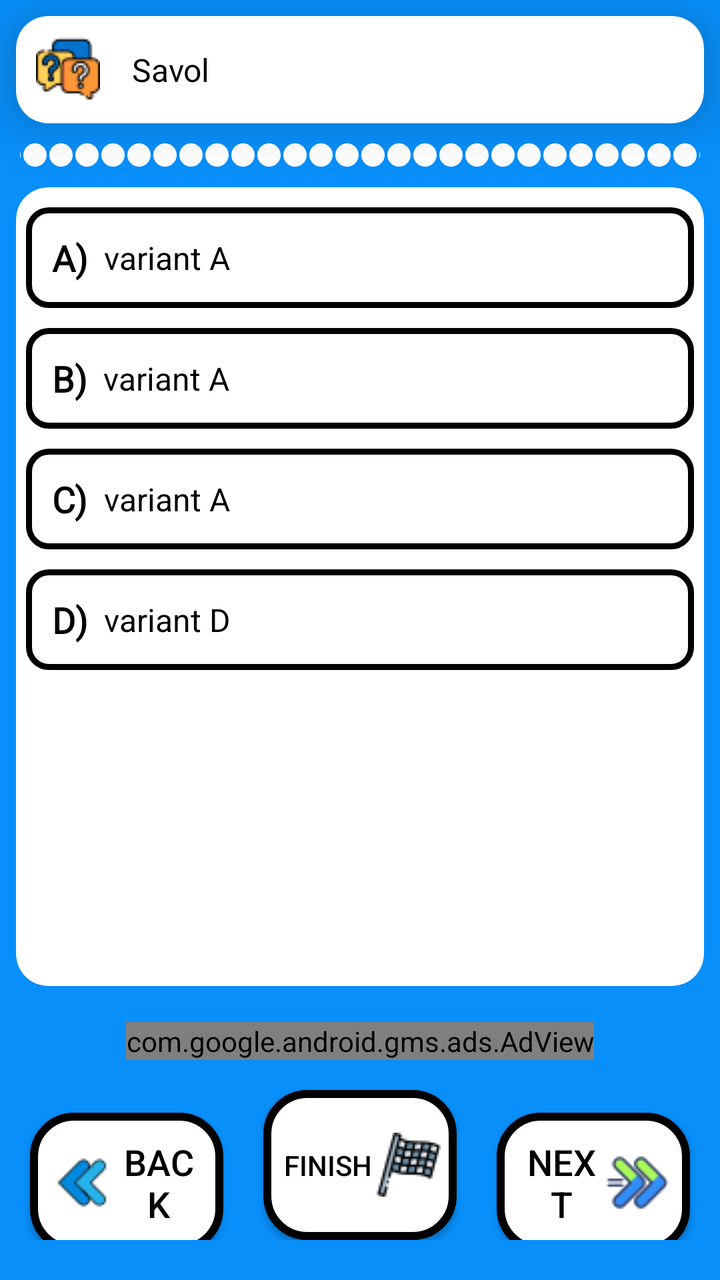
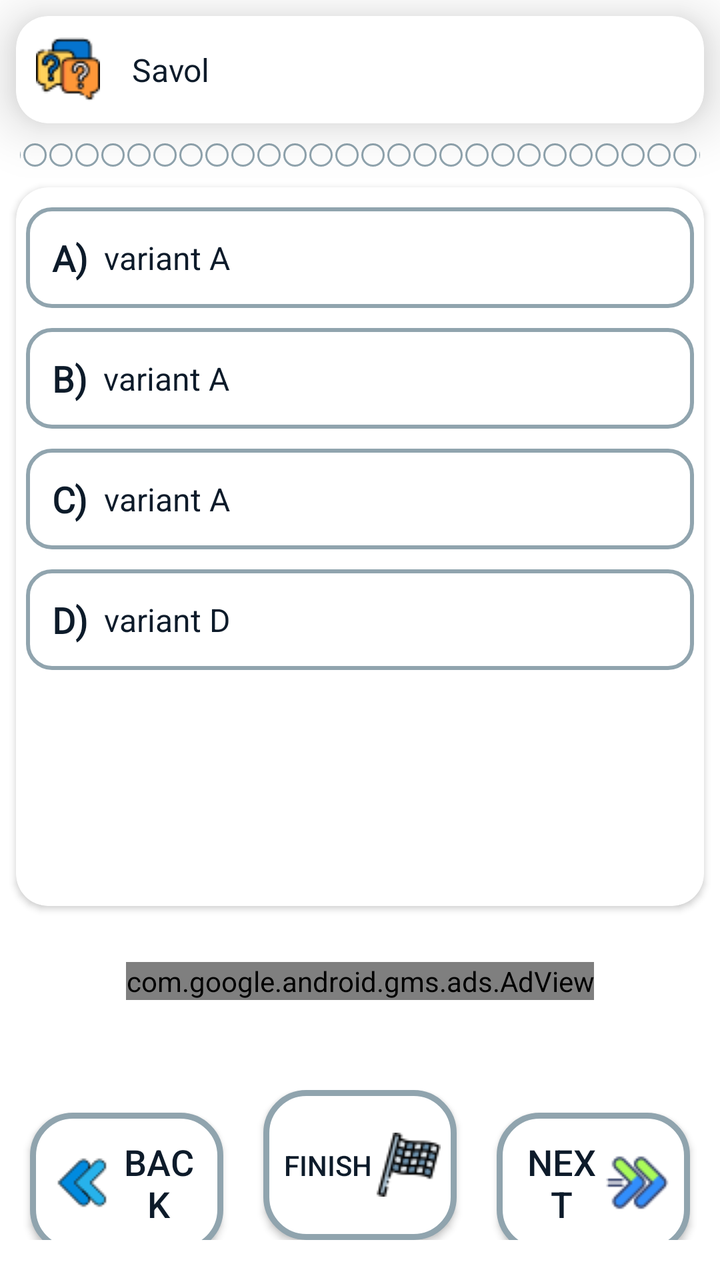

An Android layout rendered at two revisions. The XML below is the earlier revision; the diff shows what the commit changed to produce the second picture.
<!-- AndroidManifest.xml: application theme Theme.KimyoTest -->
<!-- res/layout/fragment_test.xml -->
<?xml version="1.0" encoding="utf-8"?>
<androidx.appcompat.widget.LinearLayoutCompat xmlns:android="http://schemas.android.com/apk/res/android"
    xmlns:app="http://schemas.android.com/apk/res-auto"
    xmlns:tools="http://schemas.android.com/tools"
    android:layout_width="match_parent"
    android:layout_height="match_parent"
    android:background="@color/blue"
    android:orientation="vertical">

    <androidx.cardview.widget.CardView
        android:id="@+id/questionList"
        android:layout_width="match_parent"
        android:layout_height="wrap_content"
        android:layout_margin="8dp"
        app:cardBackgroundColor="@color/white"
        app:cardCornerRadius="16dp"
        app:cardElevation="16dp">

        <androidx.appcompat.widget.LinearLayoutCompat
            android:layout_width="wrap_content"
            android:layout_height="wrap_content"
            android:orientation="horizontal">

            <androidx.appcompat.widget.AppCompatImageView
                android:layout_width="wrap_content"
                android:layout_height="wrap_content"
                app:srcCompat="@drawable/image_question_32px"
                android:layout_marginStart="10dp"
                android:layout_gravity="center_vertical"/>

            <androidx.appcompat.widget.AppCompatTextView
                android:id="@+id/question"
                android:layout_width="match_parent"
                android:layout_height="wrap_content"
                android:padding="16dp"
                android:text="Savol"
                android:textColor="@color/black"
                android:textSize="16sp" />
        </androidx.appcompat.widget.LinearLayoutCompat>
    </androidx.cardview.widget.CardView>

    <androidx.appcompat.widget.LinearLayoutCompat
        android:id="@+id/testCountLayout"
        android:layout_width="match_parent"
        android:layout_height="16dp"
        android:layout_marginStart="10dp"
        android:layout_marginEnd="10dp"
        android:gravity="center"
        android:orientation="horizontal">
        <androidx.appcompat.widget.AppCompatTextView
            style="@style/TestCountStyle"/>
        <androidx.appcompat.widget.AppCompatTextView
            style="@style/TestCountStyle"/>
        <androidx.appcompat.widget.AppCompatTextView
            style="@style/TestCountStyle"/>
        <androidx.appcompat.widget.AppCompatTextView
            style="@style/TestCountStyle"/>
        <androidx.appcompat.widget.AppCompatTextView
            style="@style/TestCountStyle"/>
        <androidx.appcompat.widget.AppCompatTextView
            style="@style/TestCountStyle"/>
        <androidx.appcompat.widget.AppCompatTextView
            style="@style/TestCountStyle"/>
        <androidx.appcompat.widget.AppCompatTextView
            style="@style/TestCountStyle"/>
        <androidx.appcompat.widget.AppCompatTextView
            style="@style/TestCountStyle"/>
        <androidx.appcompat.widget.AppCompatTextView
            style="@style/TestCountStyle"/>
        <androidx.appcompat.widget.AppCompatTextView
            style="@style/TestCountStyle"/>
        <androidx.appcompat.widget.AppCompatTextView
            style="@style/TestCountStyle"/>
        <androidx.appcompat.widget.AppCompatTextView
            style="@style/TestCountStyle"/>
        <androidx.appcompat.widget.AppCompatTextView
            style="@style/TestCountStyle"/>
        <androidx.appcompat.widget.AppCompatTextView
            style="@style/TestCountStyle"/>
        <androidx.appcompat.widget.AppCompatTextView
            style="@style/TestCountStyle"/>
        <androidx.appcompat.widget.AppCompatTextView
            style="@style/TestCountStyle"/>
        <androidx.appcompat.widget.AppCompatTextView
            style="@style/TestCountStyle"/>
        <androidx.appcompat.widget.AppCompatTextView
            style="@style/TestCountStyle"/>
        <androidx.appcompat.widget.AppCompatTextView
            style="@style/TestCountStyle"/>
        <androidx.appcompat.widget.AppCompatTextView
            style="@style/TestCountStyle"/>
        <androidx.appcompat.widget.AppCompatTextView
            style="@style/TestCountStyle"/>
        <androidx.appcompat.widget.AppCompatTextView
            style="@style/TestCountStyle"/>
        <androidx.appcompat.widget.AppCompatTextView
            style="@style/TestCountStyle"/>
        <androidx.appcompat.widget.AppCompatTextView
            style="@style/TestCountStyle"/>
        <androidx.appcompat.widget.AppCompatTextView
            style="@style/TestCountStyle"/>
        <androidx.appcompat.widget.AppCompatTextView
            style="@style/TestCountStyle"/>
        <androidx.appcompat.widget.AppCompatTextView
            style="@style/TestCountStyle"/>
        <androidx.appcompat.widget.AppCompatTextView
            style="@style/TestCountStyle"/>
        <androidx.appcompat.widget.AppCompatTextView
            style="@style/TestCountStyle"/>
    </androidx.appcompat.widget.LinearLayoutCompat>

    <androidx.cardview.widget.CardView
        android:id="@+id/answerLayout"
        android:layout_width="match_parent"
        android:layout_height="0dp"
        android:layout_margin="8dp"
        android:layout_weight="4"
        app:cardBackgroundColor="@color/white"
        app:cardCornerRadius="16dp"
        android:layout_marginBottom="10dp">

        <androidx.appcompat.widget.LinearLayoutCompat
            android:id="@+id/group"
            android:layout_width="match_parent"
            android:layout_height="wrap_content"
            android:orientation="vertical">

            <Space
                android:layout_width="match_parent"
                android:layout_height="10dp" />

            <androidx.appcompat.widget.LinearLayoutCompat
                style="@style/VariantStyle"
                android:padding="5dp"
                android:layout_marginStart="5dp"
                android:layout_marginEnd="5dp">

                <androidx.appcompat.widget.AppCompatTextView
                    android:layout_width="wrap_content"
                    android:layout_height="wrap_content"
                    android:layout_margin="8dp"
                    android:text="@string/text_A"
                    android:textStyle="bold"
                    android:layout_gravity="center_vertical"
                    android:textSize="18sp"
                    android:textColor="@color/black"
                    android:fontFamily="@font/pre_hear_regular"
                    android:layout_marginStart="5dp" />

                <androidx.appcompat.widget.AppCompatTextView
                    android:id="@+id/variantA"
                    android:layout_width="match_parent"
                    android:layout_height="wrap_content"
                    android:layout_marginEnd="8dp"
                    android:text="variant A"
                    android:textColor="@color/black"
                    android:textSize="16sp" />
            </androidx.appcompat.widget.LinearLayoutCompat>

            <Space
                android:layout_width="match_parent"
                android:layout_height="10dp" />

            <androidx.appcompat.widget.LinearLayoutCompat
                style="@style/VariantStyle"
                android:padding="5dp"
                android:layout_marginStart="5dp"
                android:layout_marginEnd="5dp">

                <androidx.appcompat.widget.AppCompatTextView
                    android:layout_width="wrap_content"
                    android:layout_height="wrap_content"
                    android:layout_margin="8dp"
                    android:text="@string/text_B"
                    android:textStyle="bold"
                    android:layout_gravity="center_vertical"
                    android:textSize="18sp"
                    android:textColor="@color/black"
                    android:fontFamily="@font/pre_hear_regular"
                    android:layout_marginStart="5dp"/>

                <androidx.appcompat.widget.AppCompatTextView
                    android:id="@+id/variantB"
                    android:layout_width="match_parent"
                    android:layout_height="wrap_content"
                    android:layout_marginEnd="8dp"
                    android:text="variant A"
                    android:textColor="@color/black"
                    android:textSize="16sp" />
            </androidx.appcompat.widget.LinearLayoutCompat>

            <Space
                android:layout_width="match_parent"
                android:layout_height="10dp" />

            <androidx.appcompat.widget.LinearLayoutCompat
                style="@style/VariantStyle"
                android:padding="5dp"
                android:layout_marginStart="5dp"
                android:layout_marginEnd="5dp">

                <androidx.appcompat.widget.AppCompatTextView
                    android:layout_width="wrap_content"
                    android:layout_height="wrap_content"
                    android:layout_margin="8dp"
                    android:text="@string/text_C"
                    android:layout_gravity="center_vertical"
                    android:textSize="18sp"
                    android:textStyle="bold"
                    android:textColor="@color/black"
                    android:fontFamily="@font/pre_hear_regular"
                    android:layout_marginStart="5dp" />

                <androidx.appcompat.widget.AppCompatTextView
                    android:id="@+id/variantC"
                    android:layout_width="match_parent"
                    android:layout_height="wrap_content"
                    android:layout_marginEnd="8dp"
                    android:text="variant A"
                    android:textColor="@color/black"
                    android:textSize="16sp" />
            </androidx.appcompat.widget.LinearLayoutCompat>

            <Space
                android:layout_width="match_parent"
                android:layout_height="10dp" />

            <androidx.appcompat.widget.LinearLayoutCompat
                style="@style/VariantStyle"
                android:padding="5dp"
                android:layout_marginStart="5dp"
                android:layout_marginEnd="5dp">

                <androidx.appcompat.widget.AppCompatTextView
                    android:layout_width="wrap_content"
                    android:layout_height="wrap_content"
                    android:layout_margin="8dp"
                    android:text="@string/text_D"
                    android:textStyle="bold"
                    android:layout_gravity="center_vertical"
                    android:textSize="18sp"
                    android:textColor="@color/black"
                    android:fontFamily="@font/pre_hear_regular"
                    android:layout_marginStart="5dp" />

                <androidx.appcompat.widget.AppCompatTextView
                    android:id="@+id/variantD"
                    android:layout_width="match_parent"
                    android:layout_height="wrap_content"
                    android:layout_marginEnd="8dp"
                    android:text="variant D"
                    android:textColor="@color/black"
                    android:textSize="16sp" />
            </androidx.appcompat.widget.LinearLayoutCompat>

            <Space
                android:layout_width="match_parent"
                android:layout_height="10dp" />
        </androidx.appcompat.widget.LinearLayoutCompat>
    </androidx.cardview.widget.CardView>

    <com.google.android.gms.ads.AdView
        xmlns:ads="http://schemas.android.com/apk/res-auto"
        android:id="@+id/bannerAds"
        android:layout_gravity="center"
        android:layout_width="wrap_content"
        android:layout_height="wrap_content"
        android:layout_centerHorizontal="true"
        android:layout_alignParentBottom="true"
        ads:adSize="BANNER"
        android:layout_marginBottom="10dp"
        android:layout_marginTop="10dp"
        ads:adUnitId="@string/bannerAdsUnitId">
    </com.google.android.gms.ads.AdView>

    <androidx.appcompat.widget.LinearLayoutCompat
        android:layout_width="match_parent"
        android:layout_height="wrap_content"
        android:padding="5dp"
        android:layout_marginBottom="15dp">

        <androidx.appcompat.widget.AppCompatButton
            android:id="@+id/back"
            android:layout_width="0dp"
            android:layout_height="70dp"
            android:layout_marginStart="10dp"
            android:layout_marginEnd="10dp"
            android:layout_weight="1"
            android:padding="10dp"
            android:drawableStart="@drawable/image_back_32px"
            android:background="@drawable/style_btn"
            android:text="@string/back"
            android:textColor="@color/black"
            android:textSize="18sp" />

        <androidx.appcompat.widget.AppCompatButton
            android:id="@+id/stopTest"
            android:layout_width="0dp"
            android:layout_height="75dp"
            android:layout_marginStart="10dp"
            android:layout_marginEnd="10dp"
            android:layout_weight="1"
            android:padding="8dp"
            android:drawableEnd="@drawable/image_finish_32px"
            android:background="@drawable/style_btn"
            android:text="@string/finish"
            android:textColor="@color/black"
            android:textSize="14sp" />

        <androidx.appcompat.widget.AppCompatButton
            android:id="@+id/nextBtn"
            android:layout_width="0dp"
            android:layout_height="70dp"
            android:layout_marginStart="10dp"
            android:layout_marginEnd="10dp"
            android:layout_weight="1"
            android:background="@drawable/style_btn"
            android:text="@string/next"
            android:drawableEnd="@drawable/image_next_32px"
            android:padding="10dp"
            android:textColor="@color/black"
            android:textSize="18sp" />
    </androidx.appcompat.widget.LinearLayoutCompat>

</androidx.appcompat.widget.LinearLayoutCompat>
<!-- resources referenced by this layout -->
<resources>
  <color name="black">#FF000000</color>
  <color name="blue">#088FFA</color>
  <color name="white">#FFFFFFFF</color>
  <!-- drawable image_back_32px: png bitmap (drawable, 964 bytes) -->
  <!-- drawable image_finish_32px: png bitmap (drawable, 2047 bytes) -->
  <!-- drawable image_next_32px: png bitmap (drawable, 1419 bytes) -->
  <!-- drawable image_question_32px: png bitmap (drawable, 1858 bytes) -->
  <!-- drawable style_btn (drawable) -->
  <?xml version="1.0" encoding="utf-8"?>
  <shape xmlns:android="http://schemas.android.com/apk/res/android">
      <corners android:radius="20dp"/>
      <stroke android:width="4dp" android:color="@color/black"/>
      <solid android:color="@color/white"/>
  </shape>
  <string name="back">Back</string>
  <string name="bannerAdsUnitId">ca-app-pub-4664801446868642/4780323731</string>
  <string name="finish">Finish</string>
  <string name="next">Next</string>
  <string name="text_A">A)</string>
  <string name="text_B">B)</string>
  <string name="text_C">C)</string>
  <string name="text_D">D)</string>
  <style name="TestCountStyle">
          <item name="android:layout_width">11.5dp</item>
          <item name="android:layout_height">11.5dp</item>
          <item name="android:background">@drawable/style_test_count</item>
          <item name="android:layout_marginEnd">0.5dp</item>
          <item name="android:layout_marginStart">0.5dp</item>
      </style>
  <style name="VariantStyle">
          <item name="android:layout_width">match_parent</item>
          <item name="android:layout_height">wrap_content</item>
          <item name="android:clickable">true</item>
          <item name="android:background">@drawable/style_test_default_answer</item>
          <item name="android:gravity">center</item>
          <item name="android:onClick">click</item>
      </style>
  <style name="Theme.KimyoTest" parent="Base.Theme.KimyoTest" />
  <!-- drawable style_test_count (drawable) -->
  <?xml version="1.0" encoding="utf-8"?>
  <shape xmlns:android="http://schemas.android.com/apk/res/android">
      <corners android:radius="250dp"/>
      <solid android:color="@color/white"/>
  </shape>
  <!-- drawable style_test_default_answer (drawable) -->
  <?xml version="1.0" encoding="utf-8"?>
  <shape xmlns:android="http://schemas.android.com/apk/res/android">
      <stroke android:color="@color/black" android:width="3dp"/>
      <corners android:radius="10dp"/> />
  </shape>
  <style name="Base.Theme.KimyoTest" parent="Theme.Material3.DayNight.NoActionBar">
          
          
          <item name="android:textColorPrimary">@color/black</item>
          <item name="android:windowBackground">@color/white</item>
      </style>
</resources>

<!-- the commit's change to res/layout/fragment_test.xml (unified diff, before → after) -->
@@ -4,7 +4,7 @@
     xmlns:tools="http://schemas.android.com/tools"
     android:layout_width="match_parent"
     android:layout_height="match_parent"
-    android:background="@color/blue"
+    android:background="?attr/colorSurface"
     android:orientation="vertical">
 
     <androidx.cardview.widget.CardView
@@ -12,7 +12,7 @@
         android:layout_width="match_parent"
         android:layout_height="wrap_content"
         android:layout_margin="8dp"
-        app:cardBackgroundColor="@color/white"
+        app:cardBackgroundColor="?attr/colorSurface"
         app:cardCornerRadius="16dp"
         app:cardElevation="16dp">
 
@@ -34,7 +34,7 @@
                 android:layout_height="wrap_content"
                 android:padding="16dp"
                 android:text="Savol"
-                android:textColor="@color/black"
+                android:textColor="?attr/colorOnSurface"
                 android:textSize="16sp" />
         </androidx.appcompat.widget.LinearLayoutCompat>
     </androidx.cardview.widget.CardView>
@@ -115,7 +115,7 @@
         android:layout_height="0dp"
         android:layout_margin="8dp"
         android:layout_weight="4"
-        app:cardBackgroundColor="@color/white"
+        app:cardBackgroundColor="?attr/colorSurface"
         app:cardCornerRadius="16dp"
         android:layout_marginBottom="10dp">
 
@@ -143,7 +143,7 @@
                     android:textStyle="bold"
                     android:layout_gravity="center_vertical"
                     android:textSize="18sp"
-                    android:textColor="@color/black"
+                    android:textColor="?attr/colorOnSurface"
                     android:fontFamily="@font/pre_hear_regular"
                     android:layout_marginStart="5dp" />
 
@@ -153,7 +153,7 @@
                     android:layout_height="wrap_content"
                     android:layout_marginEnd="8dp"
                     android:text="variant A"
-                    android:textColor="@color/black"
+                    android:textColor="?attr/colorOnSurface"
                     android:textSize="16sp" />
             </androidx.appcompat.widget.LinearLayoutCompat>
 
@@ -175,7 +175,7 @@
                     android:textStyle="bold"
                     android:layout_gravity="center_vertical"
                     android:textSize="18sp"
-                    android:textColor="@color/black"
+                    android:textColor="?attr/colorOnSurface"
                     android:fontFamily="@font/pre_hear_regular"
                     android:layout_marginStart="5dp"/>
 
@@ -185,7 +185,7 @@
                     android:layout_height="wrap_content"
                     android:layout_marginEnd="8dp"
                     android:text="variant A"
-                    android:textColor="@color/black"
+                    android:textColor="?attr/colorOnSurface"
                     android:textSize="16sp" />
             </androidx.appcompat.widget.LinearLayoutCompat>
 
@@ -207,7 +207,7 @@
                     android:layout_gravity="center_vertical"
                     android:textSize="18sp"
                     android:textStyle="bold"
-                    android:textColor="@color/black"
+                    android:textColor="?attr/colorOnSurface"
                     android:fontFamily="@font/pre_hear_regular"
                     android:layout_marginStart="5dp" />
 
@@ -217,7 +217,7 @@
                     android:layout_height="wrap_content"
                     android:layout_marginEnd="8dp"
                     android:text="variant A"
-                    android:textColor="@color/black"
+                    android:textColor="?attr/colorOnSurface"
                     android:textSize="16sp" />
             </androidx.appcompat.widget.LinearLayoutCompat>
 
@@ -239,7 +239,7 @@
                     android:textStyle="bold"
                     android:layout_gravity="center_vertical"
                     android:textSize="18sp"
-                    android:textColor="@color/black"
+                    android:textColor="?attr/colorOnSurface"
                     android:fontFamily="@font/pre_hear_regular"
                     android:layout_marginStart="5dp" />
 
@@ -249,7 +249,7 @@
                     android:layout_height="wrap_content"
                     android:layout_marginEnd="8dp"
                     android:text="variant D"
-                    android:textColor="@color/black"
+                    android:textColor="?attr/colorOnSurface"
                     android:textSize="16sp" />
             </androidx.appcompat.widget.LinearLayoutCompat>
 
@@ -268,8 +268,8 @@
         android:layout_centerHorizontal="true"
         android:layout_alignParentBottom="true"
         ads:adSize="BANNER"
-        android:layout_marginBottom="10dp"
-        android:layout_marginTop="10dp"
+        android:layout_marginBottom="40dp"
+        android:layout_marginTop="20dp"
         ads:adUnitId="@string/bannerAdsUnitId">
     </com.google.android.gms.ads.AdView>
 
@@ -290,7 +290,7 @@
             android:drawableStart="@drawable/image_back_32px"
             android:background="@drawable/style_btn"
             android:text="@string/back"
-            android:textColor="@color/black"
+            android:textColor="?attr/colorOnSurface"
             android:textSize="18sp" />
 
         <androidx.appcompat.widget.AppCompatButton
@@ -304,7 +304,7 @@
             android:drawableEnd="@drawable/image_finish_32px"
             android:background="@drawable/style_btn"
             android:text="@string/finish"
-            android:textColor="@color/black"
+            android:textColor="?attr/colorOnSurface"
             android:textSize="14sp" />
 
         <androidx.appcompat.widget.AppCompatButton
@@ -318,7 +318,7 @@
             android:text="@string/next"
             android:drawableEnd="@drawable/image_next_32px"
             android:padding="10dp"
-            android:textColor="@color/black"
+            android:textColor="?attr/colorOnSurface"
             android:textSize="18sp" />
     </androidx.appcompat.widget.LinearLayoutCompat>
 
<!-- resource entries referenced after the edit -->
@@ -1,8 +1,5 @@
 <!-- resources referenced by this layout -->
 <resources>
-  <color name="black">#FF000000</color>
-  <color name="blue">#088FFA</color>
-  <color name="white">#FFFFFFFF</color>
   <!-- drawable image_back_32px: png bitmap (drawable, 964 bytes) -->
   <!-- drawable image_finish_32px: png bitmap (drawable, 2047 bytes) -->
   <!-- drawable image_next_32px: png bitmap (drawable, 1419 bytes) -->
@@ -11,8 +8,8 @@
   <?xml version="1.0" encoding="utf-8"?>
   <shape xmlns:android="http://schemas.android.com/apk/res/android">
       <corners android:radius="20dp"/>
-      <stroke android:width="4dp" android:color="@color/black"/>
-      <solid android:color="@color/white"/>
+      <stroke android:width="3dp" android:color="?attr/colorOutline"/>
+      <solid android:color="?attr/colorSurface"/>
   </shape>
   <string name="back">Back</string>
   <string name="bannerAdsUnitId">ca-app-pub-4664801446868642/4780323731</string>
@@ -35,26 +32,40 @@
           <item name="android:clickable">true</item>
           <item name="android:background">@drawable/style_test_default_answer</item>
           <item name="android:gravity">center</item>
-          <item name="android:onClick">click</item>
       </style>
   <style name="Theme.KimyoTest" parent="Base.Theme.KimyoTest" />
   <!-- drawable style_test_count (drawable) -->
   <?xml version="1.0" encoding="utf-8"?>
   <shape xmlns:android="http://schemas.android.com/apk/res/android">
       <corners android:radius="250dp"/>
-      <solid android:color="@color/white"/>
+      <solid android:color="?attr/colorSurface"/>
+      <stroke android:width="1dp" android:color="?attr/colorOutline"/>
   </shape>
   <!-- drawable style_test_default_answer (drawable) -->
   <?xml version="1.0" encoding="utf-8"?>
   <shape xmlns:android="http://schemas.android.com/apk/res/android">
-      <stroke android:color="@color/black" android:width="3dp"/>
-      <corners android:radius="10dp"/> />
+      <stroke android:color="?attr/colorOutline" android:width="2dp"/>
+      <corners android:radius="12dp"/>
+      <solid android:color="?attr/colorSurface"/>
   </shape>
   <style name="Base.Theme.KimyoTest" parent="Theme.Material3.DayNight.NoActionBar">
           
-          
-          <item name="android:textColorPrimary">@color/black</item>
-          <item name="android:windowBackground">@color/white</item>
+          <item name="android:windowBackground">@color/chem_background_light</item>
+          <item name="android:textColorPrimary">@color/chem_on_surface_light</item>
+          <item name="colorPrimary">@color/chem_primary_light</item>
+          <item name="colorOnPrimary">@color/chem_surface_light</item>
+          <item name="colorSurface">@color/chem_surface_light</item>
+          <item name="colorOnSurface">@color/chem_on_surface_light</item>
+          <item name="colorOutline">@color/chem_outline_light</item>
+          <item name="colorPrimaryContainer">@color/chem_toolbar_light</item>
+          <item name="colorSurfaceVariant">@color/chem_surface_variant_light</item>
       </style>
+  <color name="chem_background_light">#F0F7FF</color>
+  <color name="chem_on_surface_light">#0D1B2A</color>
+  <color name="chem_primary_light">#1565C0</color>
+  <color name="chem_surface_light">#FFFFFF</color>
+  <color name="chem_outline_light">#90A4AE</color>
+  <color name="chem_toolbar_light">#0D47A1</color>
+  <color name="chem_surface_variant_light">#E3F2FD</color>
 </resources>
 
